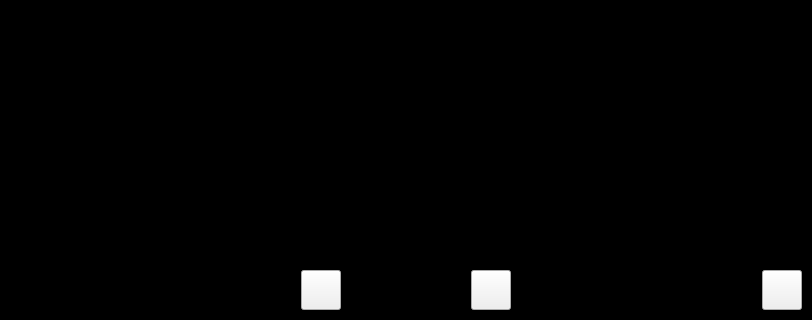
First picture: the form in Sources/book_page.ui, repository JerryShe/O-Reader, before the edit; both pictures show x 0 to 812 and y 173 to 493 of the 812 by 493 pixel window.
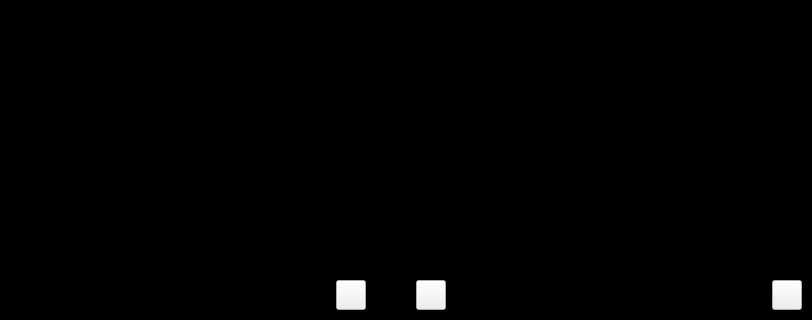
Second picture: the form after the edit.

```diff
--- a/Sources/book_page.ui
+++ b/Sources/book_page.ui
@@ -658,6 +658,18 @@
           </property>
           <item>
            <spacer name="horizontalSpacer_8">
+            <property name="minimumSize">
+             <size>
+              <width>0</width>
+              <height>30</height>
+             </size>
+            </property>
+            <property name="maximumSize">
+             <size>
+              <width>16777215</width>
+              <height>30</height>
+             </size>
+            </property>
             <property name="orientation">
              <enum>Qt::Horizontal</enum>
             </property>
@@ -674,6 +686,18 @@
           </item>
           <item>
            <spacer name="horizontalSpacer_2">
+            <property name="minimumSize">
+             <size>
+              <width>0</width>
+              <height>30</height>
+             </size>
+            </property>
+            <property name="maximumSize">
+             <size>
+              <width>16777215</width>
+              <height>30</height>
+             </size>
+            </property>
             <property name="orientation">
              <enum>Qt::Horizontal</enum>
             </property>
@@ -689,14 +713,14 @@
            <widget class="QPushButton" name="PrevIllustration">
             <property name="minimumSize">
              <size>
-              <width>40</width>
-              <height>40</height>
+              <width>30</width>
+              <height>30</height>
              </size>
             </property>
             <property name="maximumSize">
              <size>
-              <width>40</width>
-              <height>40</height>
+              <width>30</width>
+              <height>30</height>
              </size>
             </property>
             <property name="text">
@@ -706,6 +730,18 @@
           </item>
           <item>
            <spacer name="horizontalSpacer_4">
+            <property name="minimumSize">
+             <size>
+              <width>0</width>
+              <height>30</height>
+             </size>
+            </property>
+            <property name="maximumSize">
+             <size>
+              <width>16777215</width>
+              <height>30</height>
+             </size>
+            </property>
             <property name="orientation">
              <enum>Qt::Horizontal</enum>
             </property>
@@ -725,13 +761,13 @@
             <property name="minimumSize">
              <size>
               <width>50</width>
-              <height>40</height>
+              <height>30</height>
              </size>
             </property>
             <property name="maximumSize">
              <size>
               <width>50</width>
-              <height>40</height>
+              <height>30</height>
              </size>
             </property>
             <property name="sizeIncrement">
@@ -750,6 +786,18 @@
           </item>
           <item>
            <spacer name="horizontalSpacer_5">
+            <property name="minimumSize">
+             <size>
+              <width>0</width>
+              <height>30</height>
+             </size>
+            </property>
+            <property name="maximumSize">
+             <size>
+              <width>16777215</width>
+              <height>30</height>
+             </size>
+            </property>
             <property name="orientation">
              <enum>Qt::Horizontal</enum>
             </property>
@@ -768,14 +816,14 @@
            <widget class="QPushButton" name="NextIllustration">
             <property name="minimumSize">
              <size>
-              <width>40</width>
-              <height>40</height>
+              <width>30</width>
+              <height>30</height>
              </size>
             </property>
             <property name="maximumSize">
              <size>
-              <width>40</width>
-              <height>40</height>
+              <width>30</width>
+              <height>30</height>
              </size>
             </property>
             <property name="text">
@@ -785,6 +833,18 @@
           </item>
           <item>
            <spacer name="horizontalSpacer_3">
+            <property name="minimumSize">
+             <size>
+              <width>0</width>
+              <height>30</height>
+             </size>
+            </property>
+            <property name="maximumSize">
+             <size>
+              <width>16777215</width>
+              <height>30</height>
+             </size>
+            </property>
             <property name="orientation">
              <enum>Qt::Horizontal</enum>
             </property>
@@ -806,14 +866,14 @@
             </property>
             <property name="minimumSize">
              <size>
-              <width>40</width>
-              <height>40</height>
+              <width>30</width>
+              <height>30</height>
              </size>
             </property>
             <property name="maximumSize">
              <size>
-              <width>40</width>
-              <height>40</height>
+              <width>30</width>
+              <height>30</height>
              </size>
             </property>
             <property name="text">
```
